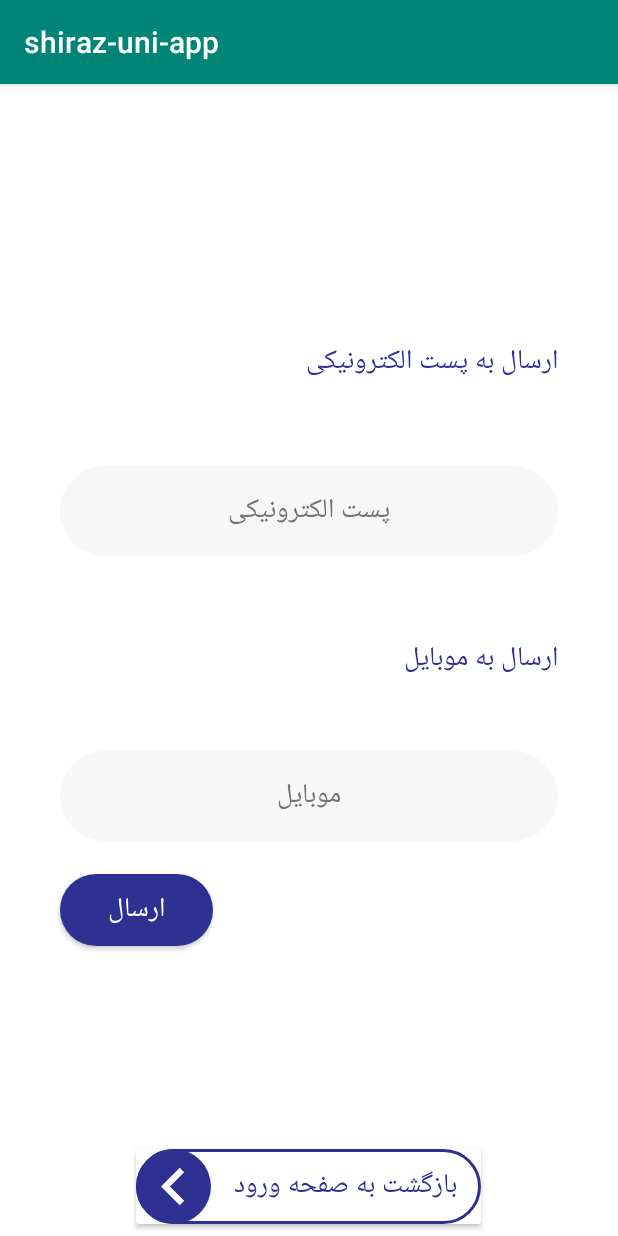
After one commit to alpha-se-team/shirazu-uni-app, an Android app: the ForgetPassword screen opened directly, with no data from a screen before it, on a phone screen of 412 x 824 dp. The commit adds this screen. Run offline under Robolectric (Android 15) with nearby library versions, the phone set to English and light mode, and no system bars.

Commit message:
front end forget password

```diff
--- a/app/build.gradle
+++ b/app/build.gradle
@@ -25,4 +25,5 @@ dependencies {
     testImplementation 'junit:junit:4.12'
     androidTestImplementation 'com.android.support.test:runner:1.0.2'
     androidTestImplementation 'com.android.support.test.espresso:espresso-core:3.0.2'
+    implementation 'com.android.support:cardview-v7:28.0.0'
 }
--- a/app/src/main/AndroidManifest.xml
+++ b/app/src/main/AndroidManifest.xml
@@ -9,6 +9,7 @@
         android:roundIcon="@mipmap/ic_launcher_round"
         android:supportsRtl="true"
         android:theme="@style/AppTheme">
+        <activity android:name=".ForgetPassword"></activity>
         <activity android:name=".MainActivity">
             <intent-filter>
                 <action android:name="android.intent.action.MAIN" />
--- /dev/null
+++ b/app/src/main/java/com/example/shiraz_uni_app/ForgetPassword.java
@@ -0,0 +1,13 @@
+package com.example.shiraz_uni_app;
+
+import android.support.v7.app.AppCompatActivity;
+import android.os.Bundle;
+
+public class ForgetPassword extends AppCompatActivity {
+
+    @Override
+    protected void onCreate(Bundle savedInstanceState) {
+        super.onCreate(savedInstanceState);
+        setContentView(R.layout.activity_forget_password);
+    }
+}
--- /dev/null
+++ b/app/src/main/res/drawable/back.xml
@@ -0,0 +1,5 @@
+<vector android:height="24dp" android:tint="#FFFFFF"
+    android:viewportHeight="24.0" android:viewportWidth="24.0"
+    android:width="24dp" xmlns:android="http://schemas.android.com/apk/res/android">
+    <path android:fillColor="#FF000000" android:pathData="M15.41,7.41L14,6l-6,6 6,6 1.41,-1.41L10.83,12z"/>
+</vector>
--- /dev/null
+++ b/app/src/main/res/drawable/backbutton.xml
@@ -0,0 +1,8 @@
+<?xml version="1.0" encoding="utf-8"?>
+<shape xmlns:android="http://schemas.android.com/apk/res/android"
+    android:shape="rectangle">
+    <corners android:radius="50dp" />
+    <solid android:color="@color/white"/>
+    <stroke android:color="@color/darkBlue" android:width="2dp"/>
+
+</shape>
--- /dev/null
+++ b/app/src/main/res/drawable/background.xml
@@ -0,0 +1,5 @@
+<?xml version="1.0" encoding="utf-8"?>
+<shape xmlns:android="http://schemas.android.com/apk/res/android">
+    <solid android:color="@color/white" />
+
+</shape>
--- /dev/null
+++ b/app/src/main/res/drawable/round_button.xml
@@ -0,0 +1,8 @@
+<?xml version="1.0" encoding="utf-8"?>
+<shape xmlns:android="http://schemas.android.com/apk/res/android"
+    android:shape="rectangle">
+    <corners android:radius="50dp"/>
+    <solid android:color="@color/darkBlue"/>
+
+
+</shape>
--- /dev/null
+++ b/app/src/main/res/drawable/rounded_shape.xml
@@ -0,0 +1,7 @@
+<?xml version="1.0" encoding="utf-8"?>
+<shape xmlns:android="http://schemas.android.com/apk/res/android"
+    android:shape="rectangle">
+    <corners android:radius="50dp" />
+    <solid android:color="@color/grey" />
+
+</shape>
--- /dev/null
+++ b/app/src/main/res/layout/activity_forget_password.xml
@@ -0,0 +1,160 @@
+<?xml version="1.0" encoding="utf-8"?>
+<android.support.constraint.ConstraintLayout xmlns:android="http://schemas.android.com/apk/res/android"
+    xmlns:app="http://schemas.android.com/apk/res-auto"
+    xmlns:tools="http://schemas.android.com/tools"
+    android:layout_width="match_parent"
+    android:layout_height="match_parent"
+    tools:context=".ForgetPassword"
+    android:background="@drawable/background">
+
+    <TextView
+        android:id="@+id/textView"
+        android:layout_width="wrap_content"
+        android:layout_height="wrap_content"
+        android:text="ارسال به موبایل"
+        android:textAllCaps="true"
+        android:textColor="@color/darkBlue"
+        android:textSize="18sp"
+        app:layout_constraintBottom_toBottomOf="parent"
+        app:layout_constraintEnd_toEndOf="@+id/phone"
+        app:layout_constraintLeft_toLeftOf="parent"
+        app:layout_constraintRight_toRightOf="parent"
+        app:layout_constraintTop_toTopOf="parent"
+        app:layout_constraintVertical_bias="0.499" />
+
+    <EditText
+        android:id="@+id/email"
+        android:layout_width="0dp"
+        android:layout_height="60dp"
+        android:layout_marginStart="40dp"
+        android:layout_marginLeft="40dp"
+        android:layout_marginTop="8dp"
+        android:layout_marginEnd="40dp"
+        android:layout_marginRight="40dp"
+        android:layout_marginBottom="8dp"
+        android:background="@drawable/rounded_shape"
+        android:cursorVisible="false"
+        android:ems="10"
+        android:hint="پست الکترونیکی"
+        android:inputType="textEmailAddress"
+        android:textAlignment="center"
+        android:textColorHint="@color/darkGrey"
+        android:textSize="18sp"
+        app:layout_constraintBottom_toTopOf="@+id/textView"
+        app:layout_constraintEnd_toEndOf="parent"
+        app:layout_constraintStart_toStartOf="parent"
+        app:layout_constraintTop_toBottomOf="@+id/sendEmail" />
+
+    <EditText
+        android:id="@+id/phone"
+        android:layout_width="0dp"
+        android:layout_height="60dp"
+        android:layout_marginStart="40dp"
+        android:layout_marginLeft="40dp"
+        android:layout_marginTop="8dp"
+        android:layout_marginEnd="40dp"
+        android:layout_marginRight="40dp"
+        android:layout_marginBottom="8dp"
+        android:background="@drawable/rounded_shape"
+        android:ems="10"
+        android:hint="موبایل"
+        android:inputType="phone"
+        android:textAlignment="center"
+        android:textColorHint="@color/darkGrey"
+        app:layout_constraintBottom_toBottomOf="parent"
+        app:layout_constraintEnd_toEndOf="parent"
+        app:layout_constraintHorizontal_bias="0.505"
+
+        app:layout_constraintStart_toStartOf="parent"
+        app:layout_constraintTop_toBottomOf="@+id/textView"
+        app:layout_constraintVertical_bias="0.129" />
+
+    <TextView
+        android:id="@+id/sendEmail"
+        android:layout_width="wrap_content"
+        android:layout_height="wrap_content"
+        android:layout_marginTop="8dp"
+        android:layout_marginBottom="8dp"
+        android:text="ارسال به پست الکترونیکی"
+        android:textColor="@color/darkBlue"
+        android:textSize="18sp"
+        app:layout_constraintBottom_toTopOf="@+id/textView"
+        app:layout_constraintEnd_toEndOf="@+id/email"
+        app:layout_constraintTop_toTopOf="parent"
+        app:layout_constraintVertical_bias="0.504" />
+
+    <Button
+        android:id="@+id/send"
+        android:layout_width="wrap_content"
+        android:layout_height="wrap_content"
+        android:layout_marginTop="8dp"
+        android:layout_marginBottom="8dp"
+        android:background="@drawable/round_button"
+        android:paddingLeft="32dp"
+        android:paddingRight="32dp"
+        android:text="ارسال"
+        android:textColor="@color/white"
+        android:textSize="18sp"
+        app:layout_constraintBottom_toBottomOf="parent"
+        app:layout_constraintStart_toStartOf="@+id/phone"
+        app:layout_constraintTop_toBottomOf="@+id/phone"
+        app:layout_constraintVertical_bias="0.069" />
+
+
+    <android.support.v7.widget.CardView
+        android:layout_width="230dp"
+        android:layout_height="50dp"
+        android:layout_marginStart="8dp"
+        android:layout_marginLeft="8dp"
+        android:layout_marginTop="8dp"
+        android:layout_marginEnd="8dp"
+        android:layout_marginRight="8dp"
+        android:layout_marginBottom="8dp"
+        app:layout_constraintBottom_toBottomOf="parent"
+        app:layout_constraintEnd_toEndOf="parent"
+        app:layout_constraintHorizontal_bias="0.497"
+        app:layout_constraintStart_toStartOf="parent"
+        app:layout_constraintTop_toBottomOf="@+id/send"
+        app:layout_constraintVertical_bias="1.0">
+
+        <RelativeLayout
+            android:id="@+id/relativeLayout"
+            android:layout_width="match_parent"
+            android:layout_height="match_parent"
+            android:gravity="center_horizontal"
+            android:background="@drawable/backbutton">
+
+
+            <ImageButton
+                android:id="@+id/goback"
+                android:layout_width="50dp"
+                android:layout_height="match_parent"
+                android:background="@drawable/round_button"
+                android:scaleType="fitCenter"
+                app:srcCompat="@drawable/back"
+                tools:ignore="VectorDrawableCompat" />
+
+            <TextView
+                android:id="@+id/goToStart"
+                android:layout_width="wrap_content"
+                android:layout_height="wrap_content"
+                android:layout_alignParentEnd="true"
+                android:layout_alignParentRight="true"
+                android:layout_centerVertical="true"
+                android:layout_marginRight="16dp"
+                android:layout_toEndOf="@+id/goback"
+                android:layout_toRightOf="@+id/goback"
+                android:text="بازگشت به صفحه ورود"
+                android:textColor="@color/darkBlue"
+                android:textSize="18sp" />
+
+
+
+
+
+
+        </RelativeLayout>
+        />
+    </android.support.v7.widget.CardView>
+
+</android.support.constraint.ConstraintLayout>
--- a/app/src/main/res/values/colors.xml
+++ b/app/src/main/res/values/colors.xml
@@ -3,4 +3,9 @@
     <color name="colorPrimary">#008577</color>
     <color name="colorPrimaryDark">#00574B</color>
     <color name="colorAccent">#D81B60</color>
+    <color name="darkBlue">#2E3192</color>
+    <color name="darkGrey"> #717171</color>
+    <color name="grey">#F7F7F7</color>
+    <color name="white">#ffffff  </color>
+    <color name="red">#D86464</color>
 </resources>
```
